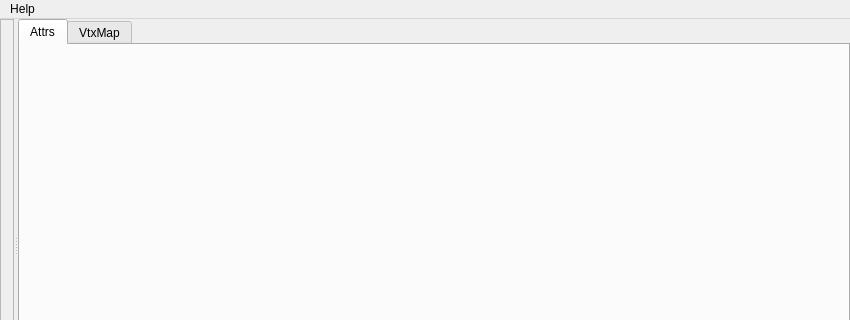
snaress/studio, file tools/maya/cloth/clothEditor/ui/clothEditor.ui: the form before one commit; both pictures show x 0 to 850 and y 0 to 320 of the 850 by 470 pixel window.
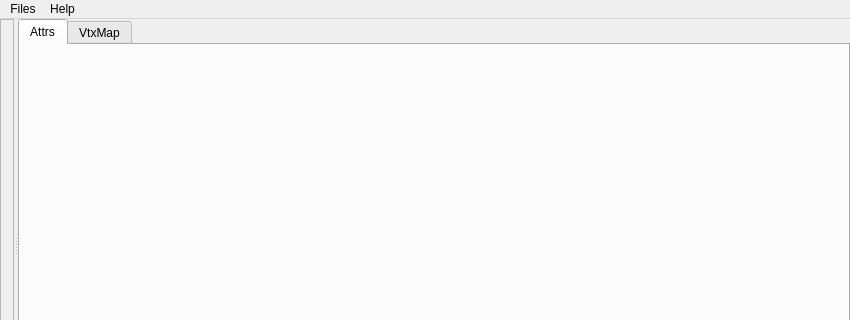
The form after the commit.

Commit message: clothEditor: Mise en place filesClass

```diff
--- a/tools/maya/cloth/clothEditor/ui/clothEditor.ui
+++ b/tools/maya/cloth/clothEditor/ui/clothEditor.ui
@@ -103,6 +103,13 @@
     </property>
     <addaction name="miToolTips"/>
    </widget>
+   <widget class="QMenu" name="mFiles">
+    <property name="title">
+     <string>Files</string>
+    </property>
+    <addaction name="miSetRootPath"/>
+   </widget>
+   <addaction name="mFiles"/>
    <addaction name="mHelp"/>
   </widget>
   <action name="miNCloth">
```
Left out of the diff: 5 changed lines with no effect on the pictures. The commit also changes 19 other files.
